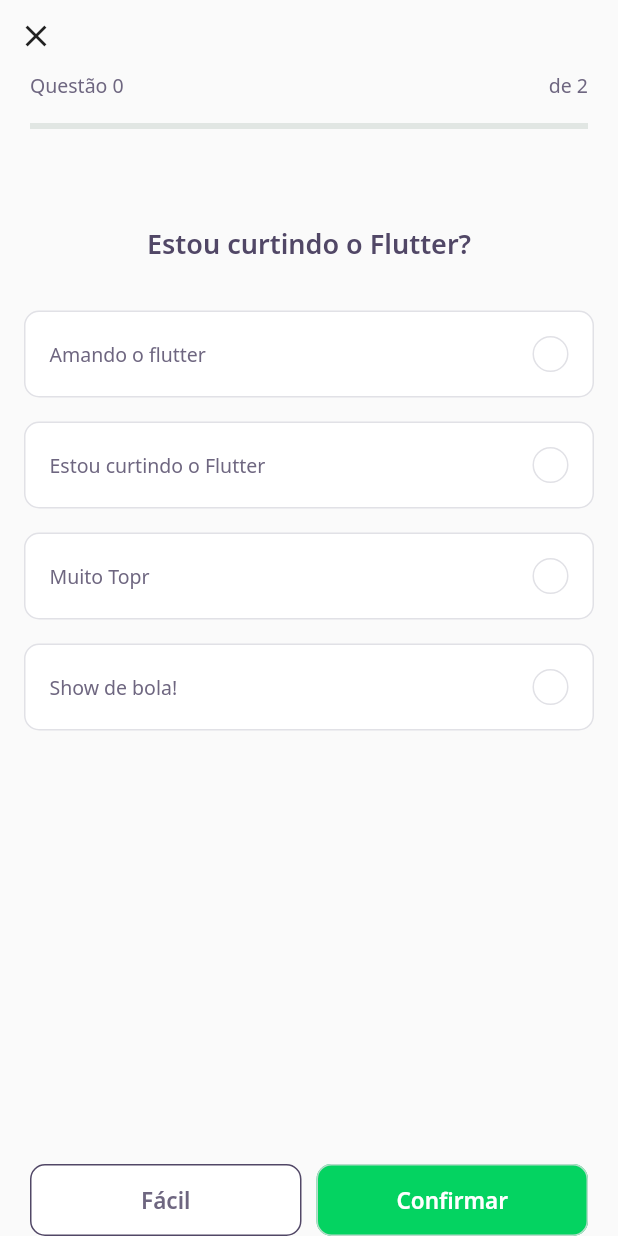
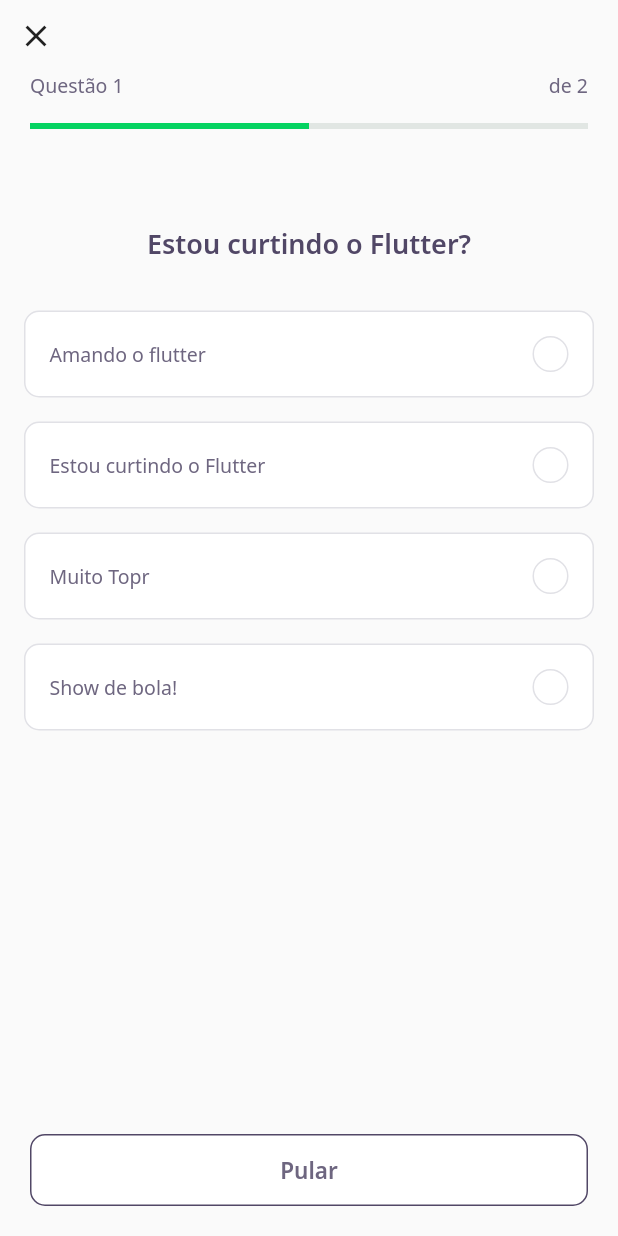
Before and after one commit to carcanjo/QuizDev, a Flutter app: the screen it shows after launch, after a tap on "NLW5 Flutter", on a phone screen of 412 x 824 dp. Run offline on Flutter 3.47's test engine with Material 2 defaults, Android fonts, the phone set to English and light mode, and no system bars; our stand-ins replace google_fonts; accounts and stored records are empty; network calls fail.

Commit message:
quinta versão
Implementando validações

```diff
--- a/app/lib/challenge/awser/awser_widget.dart
+++ b/app/lib/challenge/awser/awser_widget.dart
@@ -1,43 +1,51 @@
 import 'package:app/core/app_colors.dart';
 import 'package:app/core/app_text_styles.dart';
+import 'package:app/shared/models/awnser_model.dart';
 import 'package:flutter/material.dart';
 
 class AwnserWidget extends StatelessWidget {
-  final String title;
-  final bool isRight;
+  final AwnserModel awnserModel;
   final bool isSelected;
+  final bool disabled;
+  final VoidCallback onTap;
 
   const AwnserWidget({
     Key? key,
-      required this.title,
-      this.isRight = false,
-      this.isSelected = false
+    required this.awnserModel,
+    this.isSelected = false,
+    this.disabled = false,
+    required this.onTap
     }) : super(key: key);
 
 
   // ignore: unused_element
   Color get _selectedColorRight =>
-      isRight ? AppColors.darkGreen : AppColors.darkRed;
+      awnserModel.isRight ? AppColors.darkGreen : AppColors.darkRed;
   // ignore: unused_element
   Color get _selectedBorderRight =>
-      isRight ? AppColors.lightGreen : AppColors.lightRed;
+      awnserModel.isRight ? AppColors.lightGreen : AppColors.lightRed;
   // ignore: unused_element
   Color get _selectedColorCardRight =>
-      isRight ? AppColors.lightGreen : AppColors.lightRed;
+      awnserModel.isRight ? AppColors.lightGreen : AppColors.lightRed;
   // ignore: unused_element
   Color get _selectedBorderCardRight =>
-      isRight ? AppColors.green : AppColors.red;
+      awnserModel.isRight ? AppColors.green : AppColors.red;
   // ignore: unused_element
   TextStyle get _selectedTextStyleRight =>
-      isRight ? AppTextStyles.bodyDarkGreen : AppTextStyles.bodyDarkRed;
+      awnserModel.isRight ? AppTextStyles.bodyDarkGreen : AppTextStyles.bodyDarkRed;
   // ignore: unused_element
-  IconData get _selectedIconRight => isRight ? Icons.check : Icons.close;
+  IconData get _selectedIconRight =>
+      awnserModel.isRight ? Icons.check : Icons.close;
 
 
   @override
   Widget build(BuildContext context) {
     return Padding(
       padding: const EdgeInsets.symmetric(horizontal: 16 , vertical: 8),
+      child: IgnorePointer(
+        ignoring: disabled,
+              child: GestureDetector(
+          onTap: onTap,
                 child: Container(
             padding: EdgeInsets.all(16),
             decoration: BoxDecoration(
@@ -54,7 +62,7 @@ class AwnserWidget extends StatelessWidget {
               Expanded(
                 flex: 1,
                 child: Text(
-            title,
+                awnserModel.title,
                 style: isSelected ? _selectedTextStyleRight : AppTextStyles.body,
                 ),
               ),
@@ -72,7 +80,7 @@ class AwnserWidget extends StatelessWidget {
                 child:
                 isSelected ?
                  Icon(
-              Icons.check,
+                  _selectedIconRight,
                   size: 16,
                   color: Colors.white,
                   )
@@ -81,6 +89,8 @@ class AwnserWidget extends StatelessWidget {
             ]),
 
           ),
+        ),
+      ),
     );
   }
 }
--- a/app/lib/challenge/challenge_controller.dart
+++ b/app/lib/challenge/challenge_controller.dart
@@ -1,5 +1,9 @@
 //CurrentPage
 
+import 'package:flutter/foundation.dart';
+
 class ChallengeController{
-  var currentPage = 0;
+  final currentPAgeNoetifier = ValueNotifier<int>(1);
+  int get currentPage => currentPAgeNoetifier.value;
+  set currentPage(int value) => currentPAgeNoetifier.value = value;
 }
--- a/app/lib/challenge/challenge_page.dart
+++ b/app/lib/challenge/challenge_page.dart
@@ -7,8 +7,7 @@ import 'package:flutter/material.dart';
 
 class ChallengePage extends StatefulWidget {
   final List<QuestionModel> questions;
-
-const ChallengePage({Key? key, required this.questions}) : super(key: key);
+  const ChallengePage({Key? key, required this.questions }) : super(key: key);
 
   @override
   _ChallengePageState createState() => _ChallengePageState();
@@ -16,8 +15,27 @@ const ChallengePage({Key? key, required this.questions}) : super(key: key);
 
 class _ChallengePageState extends State<ChallengePage> {
 final controller = ChallengeController();
+final pageController = PageController();
 
   @override
+    //altero o status no controller
+  void initState(){
+    //toda vez que tiver alguma notificação vou chamar o PageController (Nativo do Flutter) adicioanr uma lista ao meu controller
+    //coloco o +1 para resolver o inicio de zero
+    pageController.addListener(() {
+      controller.currentPage = pageController.page!.toInt() + 1;
+    });
+    super.initState();
+  }
+
+  void nextPage(){
+    if (controller.currentPage < widget.questions.length)
+      pageController.nextPage(
+          duration: Duration(milliseconds: 100),
+            curve: Curves.linear, // para trocar de pagina coloco a animação
+      );
+  }
+
   Widget build(BuildContext context) {
     return Scaffold(
       appBar: PreferredSize(
@@ -31,30 +49,54 @@ final controller = ChallengeController();
                 Navigator.pop(context);
                 //posso fechar a pagina usando o Navigator.pop
               }),
+              ValueListenableBuilder<int>
+              //passo oque ele vai escutar no caso o controller >> contexto da pagina >> tipo
+              (valueListenable: controller.currentPAgeNoetifier,
+               builder: (context,value,_) =>
+                QuestionIndicatorWidget(
+                   currentPage: value,
+                    lenght: widget.questions.length,
+                ),
+              ),
               //BackButton(), // ou usando BackButton para voltar na navegação
-              QuestionIndicatorWidget(
-                currentPage: controller.currentPage,
-                lenght: widget.questions.length,
-              ),
             ],
           ),
         ),
       ),
-      body: QuizWidget(
-        questionModel: widget.questions[0],
+      body: PageView(
+        physics: NeverScrollableScrollPhysics(), // essa propriedade falo que não quero que aconteça o scroll vou fazer esse scroll usando o botão pular
+
+        controller: pageController, //PageView aceita um controller
+        //uso PageView para acessar todas as listas nesse caso de perguntas efeito de passar pro lado
+        children: widget.questions.map((e) => QuizWidget(questionModel: e, onChange:nextPage )).toList(),
+
       ),
       bottomNavigationBar: SafeArea(
         bottom: true,
         child: Padding(
-          padding: const EdgeInsets.symmetric(horizontal: 20),
-          child: Row(
-            mainAxisAlignment: MainAxisAlignment.spaceAround, // coloco o espaço entre os botões
-            children: [
-              Expanded(child: NextButtinWidget.white(label: 'Fácil', onTap: () {})),
-              SizedBox(width: 10),
-              Expanded(child: NextButtinWidget.green(label: 'Confirmar', onTap: () {} )),
-            ],
-          ),
+          padding: const EdgeInsets.all(20),
+          child:               ValueListenableBuilder<int>(
+                valueListenable: controller.currentPAgeNoetifier,
+                builder: (context,value,_) =>
+                 Row(
+                   mainAxisAlignment: MainAxisAlignment.spaceAround,
+                    children: [
+                      if(value < widget.questions.length)
+                        Expanded(child: NextButtinWidget.white(label: 'Pular',
+                          onTap: nextPage,
+                        )),
+
+                      if(value == widget.questions.length)
+                      Expanded(
+                        child: NextButtinWidget.green(
+                          label: 'Confirmar',
+                           onTap: () {
+                             Navigator.pop(context);
+                           }
+                        )),
+                      ],
+                    ),
+              ),
         ),
       ),
     );
--- a/app/lib/challenge/quiz/quiz_widget.dart
+++ b/app/lib/challenge/quiz/quiz_widget.dart
@@ -1,12 +1,24 @@
 import 'package:app/challenge/awser/awser_widget.dart';
 import 'package:app/core/app_text_styles.dart';
+import 'package:app/shared/models/awnser_model.dart';
 import 'package:app/shared/models/question_model.dart';
 import 'package:flutter/material.dart';
 
-class QuizWidget extends StatelessWidget {
+class QuizWidget extends StatefulWidget {
   final QuestionModel questionModel;
+  final VoidCallback onChange;
 
-const QuizWidget({Key? key , required this.questionModel  }) : super(key: key);
+const QuizWidget({Key? key , required this.questionModel , required this.onChange }) : super(key: key);
+
+  @override
+  _QuizWidgetState createState() => _QuizWidgetState();
+}
+
+class _QuizWidgetState extends State<QuizWidget> {
+  int indexSelected = -1;
+
+  // uso essa função retornar a awser
+  AwnserModel awsers(int index) => widget.questionModel.awnsers[index];
 
   @override
   Widget build(BuildContext context) {
@@ -15,16 +27,24 @@ const QuizWidget({Key? key , required this.questionModel  }) : super(key: key);
         children: [
           SizedBox(height: 64,),
           Text(
-            questionModel.title,
+            widget.questionModel.title,
             style: AppTextStyles.heading,
           ),
           SizedBox(
             height: 24,
           ),
-          ...questionModel.awnsers.map((e) => AwnserWidget(
-            isRight: e.isRight,
-            title: e.title),
-          ).toList(),
+          for(var i = 0; i < widget.questionModel.awnsers.length; i++ )
+           AwnserWidget(
+             awnserModel: awsers(i),
+             disabled: indexSelected != -1,
+             isSelected: indexSelected == i,
+             onTap: (){
+               indexSelected = i;
+               setState(() {});
+               //coloco um tempo de tres segundos antes de executar a troca de página
+               Future.delayed(Duration(seconds: 1)).then((value) =>  widget.onChange());
+             },
+          ),
         ],
       ),
     );
--- a/app/lib/home/widgets/quiz_card/quiz_card_widget.dart
+++ b/app/lib/home/widgets/quiz_card/quiz_card_widget.dart
@@ -23,13 +23,15 @@ class QuizCardWidget extends StatelessWidget {
     return GestureDetector(
         onTap: onTap, // GestureDetector detecta a ação na tela
         child: Padding(
-        padding: const EdgeInsets.all(16),
+          padding: const EdgeInsets.all(8.0),
           child: Container(
             decoration: BoxDecoration(
               border: Border.fromBorderSide(BorderSide(
                 color: AppColors.border)),
                 color: AppColors.white,
                 borderRadius: BorderRadius.circular(10)),
+            child: Padding(
+              padding: const EdgeInsets.all(8.0),
               child: Column(
                 crossAxisAlignment: CrossAxisAlignment.start,
                 children: [
@@ -66,7 +68,8 @@ class QuizCardWidget extends StatelessWidget {
                       ),
                 ],
               ),
-        ])
+          ]),
+            )
           ),
         ),
     );
```
Lines whose indentation alone changed are shown as unchanged.
